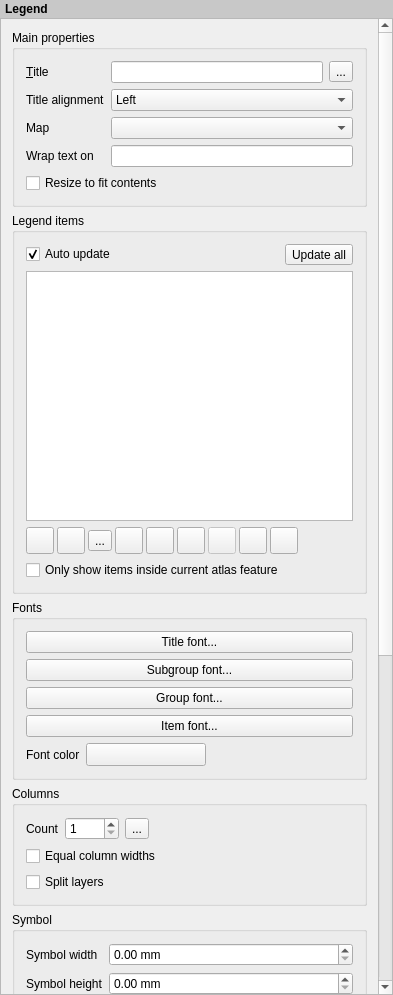
Qt form src/ui/composer/qgscomposerlegendwidgetbase.ui (qgis/QGIS) before a commit.
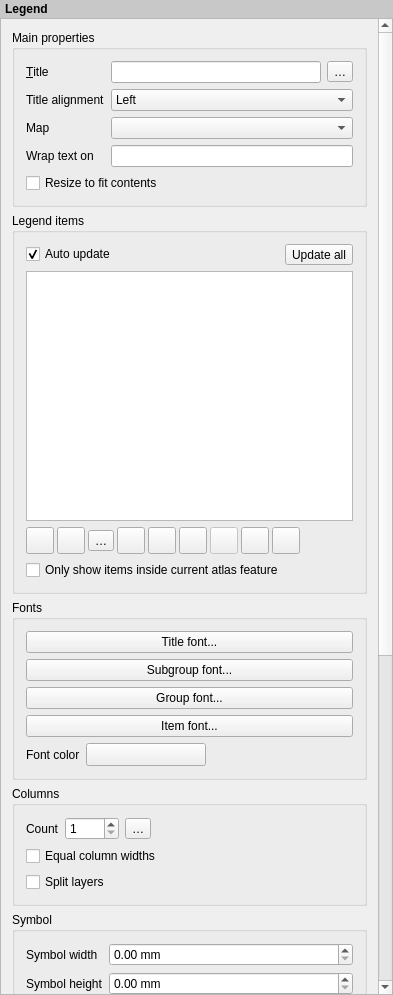
The same form after that commit. Icons and pictures are not drawn. Custom widgets are drawn as their Qt base class.

Patch:
```diff
--- a/src/ui/composer/qgscomposerlegendwidgetbase.ui
+++ b/src/ui/composer/qgscomposerlegendwidgetbase.ui
@@ -128,7 +128,7 @@
           <item row="0" column="2">
            <widget class="QgsPropertyOverrideButton" name="mLegendTitleDDBtn">
             <property name="text">
-             <string>...</string>
+             <string>…</string>
             </property>
            </widget>
           </item>
@@ -286,7 +286,7 @@
                <string>Add group</string>
               </property>
               <property name="text">
-               <string>...</string>
+               <string>…</string>
               </property>
               <property name="icon">
                <iconset resource="../../../images/images.qrc">
@@ -575,7 +575,7 @@
           <item row="0" column="2">
            <widget class="QgsPropertyOverrideButton" name="mColumnsDDBtn">
             <property name="text">
-             <string>...</string>
+             <string>…</string>
             </property>
            </widget>
           </item>
```
